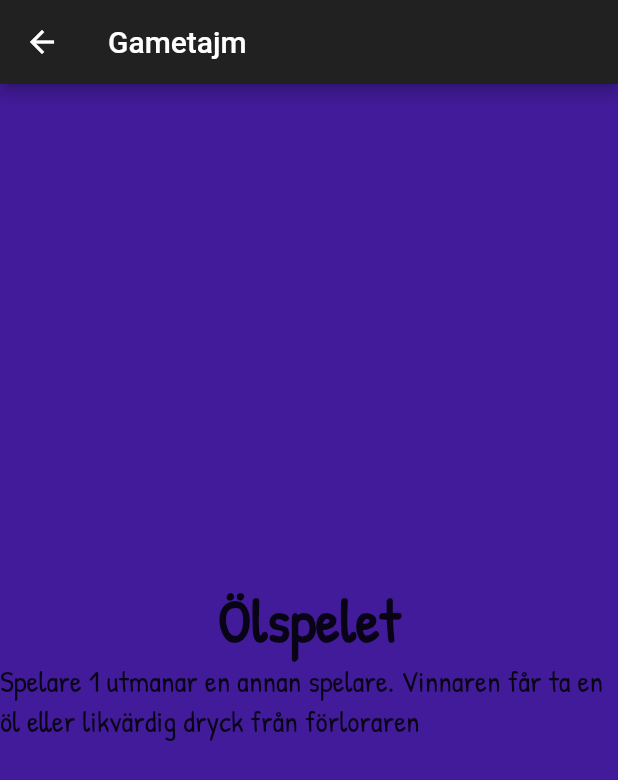
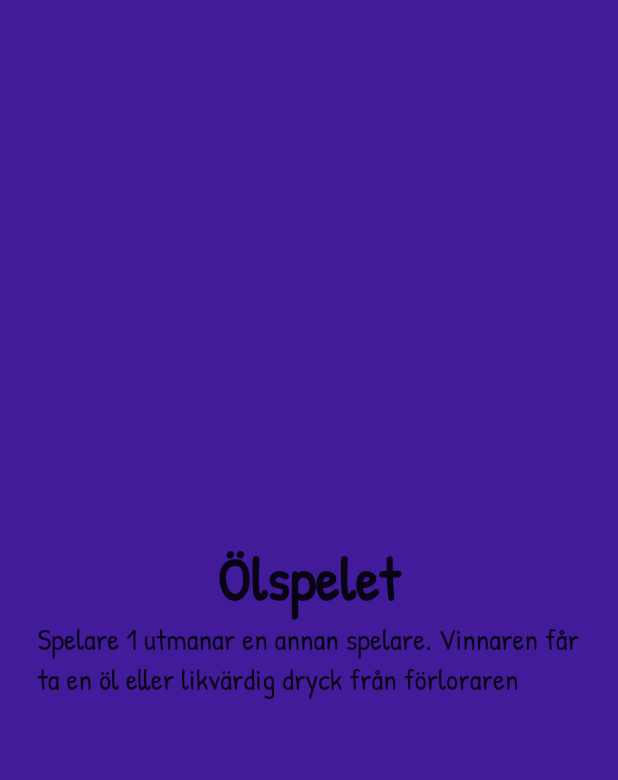
Before and after one commit to ponbac/drinktajm, a Flutter app: the screen it shows after launch, after a tap on "Start!", on a phone screen of 412 x 824 dp. Shown: the top 780 px of the screen. Run offline on Flutter 3.47's test engine with Material 2 defaults, Android fonts, the phone set to English and light mode, and no system bars.

Commit message:
removed appbars

```diff
--- a/lib/pages/game_page.dart
+++ b/lib/pages/game_page.dart
@@ -13,9 +13,6 @@ class GamePage extends StatelessWidget {
     Session session = new Session(new List<Player>(), context);
 
     return Scaffold(
-      appBar: AppBar(
-        title: Text('Gametajm'),
-      ),
       body: FutureBuilder<List<Question>>(
         future: getQuestions(context),
         builder:
@@ -28,9 +25,18 @@ class GamePage extends StatelessWidget {
             Question currentQuestion = session.currentQuestion;
 
             children = <Widget>[
-              Text('${currentQuestion.category}', style: TextStyle(fontWeight: FontWeight.bold, fontSize: 40)),
-              Text(
-                  '${currentQuestion.description}', style: TextStyle(fontSize: 20))
+              Container(
+                padding: EdgeInsets.all(25),
+                child: Column(
+                  children: <Widget>[
+                    Text('${currentQuestion.category}',
+                        style: TextStyle(
+                            fontWeight: FontWeight.bold, fontSize: 40)),
+                    Text('${currentQuestion.description}',
+                        style: TextStyle(fontSize: 20))
+                  ],
+                ),
+              ),
             ];
           } else {
             children = <Widget>[
--- a/lib/pages/player_select_page.dart
+++ b/lib/pages/player_select_page.dart
@@ -6,9 +6,6 @@ class PlayerSelect extends StatelessWidget {
   @override
   Widget build(BuildContext context) {
     return Scaffold(
-      appBar: AppBar(
-        title: Text('Välj spelare'),
-      ),
       body: ListView(),
     );
   }
--- a/lib/pages/start_page.dart
+++ b/lib/pages/start_page.dart
@@ -9,9 +9,6 @@ class StartPage extends StatelessWidget {
   @override
   Widget build(BuildContext context) {
     return Scaffold(
-      appBar: AppBar(
-        title: const Text('Drinktajm'),
-      ),
       body: Column(
         mainAxisAlignment: MainAxisAlignment.center,
         crossAxisAlignment: CrossAxisAlignment.center,
```
